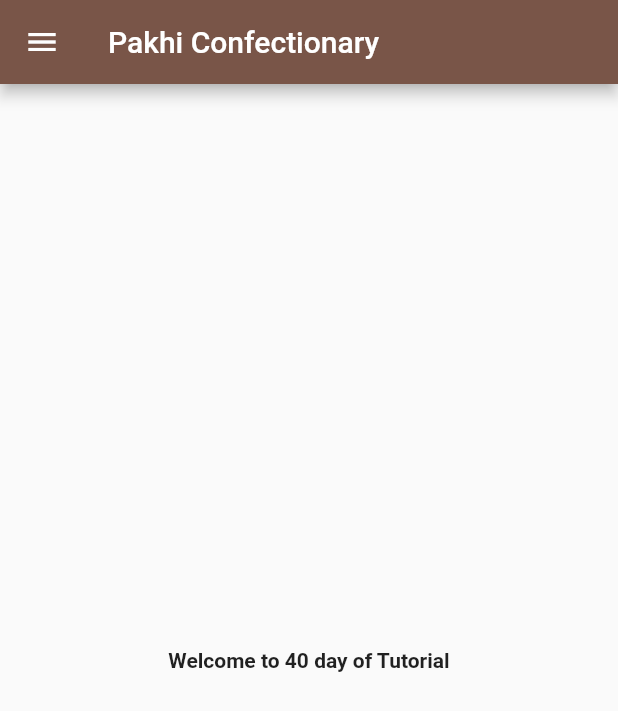
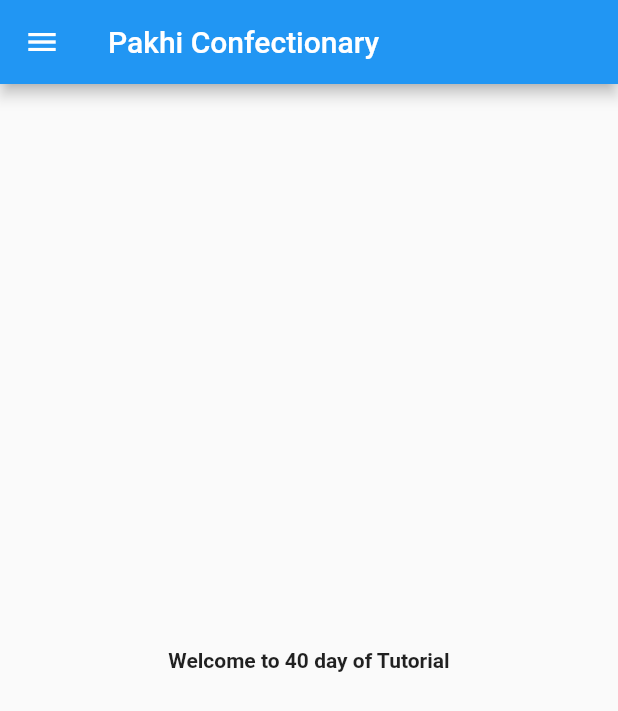
Before and after one commit to pawan-padavi/FlutterLearnings, a Flutter app: the screen it shows after launch, on a phone screen of 412 x 824 dp. Shown: the top 711 px of the screen. Run offline on Flutter 3.47's test engine with Material 2 defaults, Android fonts, the phone set to English and light mode, and no system bars.

Commit message:
Day3 Comoleted

```diff
--- a/lib/main.dart
+++ b/lib/main.dart
@@ -1,6 +1,6 @@
 import 'package:flutter/material.dart';
-
-import 'home_page.dart';
+import 'package:pakhi_confectionary/pages/login_page.dart';
+import 'pages/home_page.dart';
 
 void main() {
   runApp(const MainApp());
@@ -12,7 +12,12 @@ class MainApp extends StatelessWidget {
   @override
   Widget build(BuildContext context) {
     return MaterialApp(
-      home: HomePage(),
+      initialRoute: "/Home",
+      routes: {
+        "/": (context) => LoginPage(),
+        "/Home": (context) => HomePage(),
+        "/Login": (context) => LoginPage()
+      },
     );
   }
 }
--- a/lib/home_page.dart
+++ b/lib/pages/home_page.dart
@@ -10,7 +10,6 @@ class HomePage extends StatelessWidget {
   Widget build(BuildContext context) {
     return Scaffold(
       drawer: Drawer(
-        backgroundColor: Colors.brown,
         child: ListView(padding: const EdgeInsets.all(0), children: const [
           UserAccountsDrawerHeader(
               accountName: Text("Pawansing Padavi"),
@@ -18,7 +17,6 @@ class HomePage extends StatelessWidget {
         ]),
       ),
       appBar: AppBar(
-        backgroundColor: Colors.brown,
         title: Text(drawerHeader),
       ),
       body: Center(
```
Also changed, not shown: lib/pages/login_page.dart (added, +24 -0 lines).
